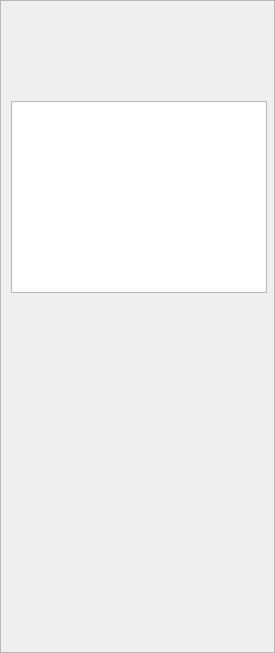
This is src/filtermenu.ui in mattykakes/qcvTouchUp as Qt 5 draws it before an edit. The edited form follows.
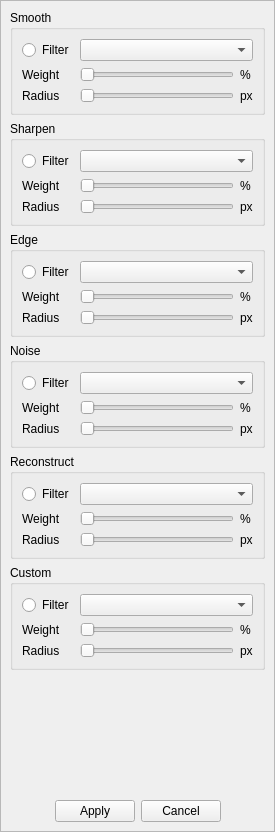
This is the edited form.

Commit message: initial organization of FilterMenu

What changed in the file:
```diff
--- a/src/filtermenu.ui
+++ b/src/filtermenu.ui
@@ -7,7 +7,7 @@
     <x>0</x>
     <y>0</y>
     <width>275</width>
-    <height>653</height>
+    <height>832</height>
    </rect>
   </property>
   <property name="sizePolicy">
@@ -16,9 +16,15 @@
     <verstretch>0</verstretch>
    </sizepolicy>
   </property>
-  <property name="maximumSize">
+  <property name="minimumSize">
    <size>
     <width>275</width>
+    <height>0</height>
+   </size>
+  </property>
+  <property name="maximumSize">
+   <size>
+    <width>16777215</width>
     <height>16777215</height>
    </size>
   </property>
@@ -34,19 +40,476 @@
      <x>0</x>
      <y>0</y>
      <width>273</width>
-     <height>651</height>
+     <height>830</height>
     </rect>
    </property>
-   <widget class="QTableView" name="tableView">
-    <property name="geometry">
-     <rect>
-      <x>10</x>
-      <y>100</y>
-      <width>256</width>
-      <height>192</height>
-     </rect>
-    </property>
-   </widget>
+   <layout class="QVBoxLayout" name="verticalLayout">
+    <item>
+     <widget class="QGroupBox" name="groupBox_Smooth">
+      <property name="title">
+       <string>Smooth</string>
+      </property>
+      <layout class="QGridLayout" name="gridLayout_3">
+       <item row="1" column="2">
+        <widget class="QLabel" name="label_7">
+         <property name="text">
+          <string>%</string>
+         </property>
+        </widget>
+       </item>
+       <item row="1" column="1">
+        <widget class="QSlider" name="horizontalSlider">
+         <property name="orientation">
+          <enum>Qt::Horizontal</enum>
+         </property>
+        </widget>
+       </item>
+       <item row="0" column="1" colspan="2">
+        <widget class="QComboBox" name="comboBox_Smooth">
+         <property name="sizePolicy">
+          <sizepolicy hsizetype="Expanding" vsizetype="Fixed">
+           <horstretch>0</horstretch>
+           <verstretch>0</verstretch>
+          </sizepolicy>
+         </property>
+        </widget>
+       </item>
+       <item row="1" column="0">
+        <widget class="QLabel" name="label">
+         <property name="text">
+          <string>Weight</string>
+         </property>
+        </widget>
+       </item>
+       <item row="0" column="0">
+        <widget class="QRadioButton" name="radioButton_SmoothEnable">
+         <property name="text">
+          <string>Filter</string>
+         </property>
+        </widget>
+       </item>
+       <item row="2" column="0">
+        <widget class="QLabel" name="label_9">
+         <property name="text">
+          <string>Radius</string>
+         </property>
+        </widget>
+       </item>
+       <item row="2" column="1">
+        <widget class="QSlider" name="horizontalSlider_4">
+         <property name="orientation">
+          <enum>Qt::Horizontal</enum>
+         </property>
+        </widget>
+       </item>
+       <item row="2" column="2">
+        <widget class="QLabel" name="label_10">
+         <property name="text">
+          <string>px</string>
+         </property>
+        </widget>
+       </item>
+      </layout>
+     </widget>
+    </item>
+    <item>
+     <widget class="QGroupBox" name="groupBox_4">
+      <property name="title">
+       <string>Sharpen</string>
+      </property>
+      <layout class="QGridLayout" name="gridLayout_4">
+       <item row="1" column="2">
+        <widget class="QLabel" name="label_8">
+         <property name="text">
+          <string>%</string>
+         </property>
+        </widget>
+       </item>
+       <item row="1" column="1">
+        <widget class="QSlider" name="horizontalSlider_2">
+         <property name="orientation">
+          <enum>Qt::Horizontal</enum>
+         </property>
+        </widget>
+       </item>
+       <item row="0" column="1" colspan="2">
+        <widget class="QComboBox" name="comboBox_4">
+         <property name="sizePolicy">
+          <sizepolicy hsizetype="Expanding" vsizetype="Fixed">
+           <horstretch>0</horstretch>
+           <verstretch>0</verstretch>
+          </sizepolicy>
+         </property>
+        </widget>
+       </item>
+       <item row="1" column="0">
+        <widget class="QLabel" name="label_4">
+         <property name="text">
+          <string>Weight</string>
+         </property>
+        </widget>
+       </item>
+       <item row="0" column="0">
+        <widget class="QRadioButton" name="radioButton_10">
+         <property name="text">
+          <string>Filter</string>
+         </property>
+        </widget>
+       </item>
+       <item row="2" column="0">
+        <widget class="QLabel" name="label_13">
+         <property name="text">
+          <string>Radius</string>
+         </property>
+        </widget>
+       </item>
+       <item row="2" column="1">
+        <widget class="QSlider" name="horizontalSlider_6">
+         <property name="orientation">
+          <enum>Qt::Horizontal</enum>
+         </property>
+        </widget>
+       </item>
+       <item row="2" column="2">
+        <widget class="QLabel" name="label_14">
+         <property name="text">
+          <string>px</string>
+         </property>
+        </widget>
+       </item>
+      </layout>
+     </widget>
+    </item>
+    <item>
+     <widget class="QGroupBox" name="groupBox_5">
+      <property name="title">
+       <string>Edge</string>
+      </property>
+      <layout class="QGridLayout" name="gridLayout_5">
+       <item row="1" column="2">
+        <widget class="QLabel" name="label_15">
+         <property name="text">
+          <string>%</string>
+         </property>
+        </widget>
+       </item>
+       <item row="1" column="1">
+        <widget class="QSlider" name="horizontalSlider_3">
+         <property name="orientation">
+          <enum>Qt::Horizontal</enum>
+         </property>
+        </widget>
+       </item>
+       <item row="0" column="1" colspan="2">
+        <widget class="QComboBox" name="comboBox_5">
+         <property name="sizePolicy">
+          <sizepolicy hsizetype="Expanding" vsizetype="Fixed">
+           <horstretch>0</horstretch>
+           <verstretch>0</verstretch>
+          </sizepolicy>
+         </property>
+        </widget>
+       </item>
+       <item row="1" column="0">
+        <widget class="QLabel" name="label_5">
+         <property name="text">
+          <string>Weight</string>
+         </property>
+        </widget>
+       </item>
+       <item row="0" column="0">
+        <widget class="QRadioButton" name="radioButton_11">
+         <property name="text">
+          <string>Filter</string>
+         </property>
+        </widget>
+       </item>
+       <item row="2" column="0">
+        <widget class="QLabel" name="label_16">
+         <property name="text">
+          <string>Radius</string>
+         </property>
+        </widget>
+       </item>
+       <item row="2" column="1">
+        <widget class="QSlider" name="horizontalSlider_7">
+         <property name="orientation">
+          <enum>Qt::Horizontal</enum>
+         </property>
+        </widget>
+       </item>
+       <item row="2" column="2">
+        <widget class="QLabel" name="label_17">
+         <property name="text">
+          <string>px</string>
+         </property>
+        </widget>
+       </item>
+      </layout>
+     </widget>
+    </item>
+    <item>
+     <widget class="QGroupBox" name="groupBox_6">
+      <property name="title">
+       <string>Noise</string>
+      </property>
+      <layout class="QGridLayout" name="gridLayout_6">
+       <item row="1" column="2">
+        <widget class="QLabel" name="label_18">
+         <property name="text">
+          <string>%</string>
+         </property>
+        </widget>
+       </item>
+       <item row="1" column="1">
+        <widget class="QSlider" name="horizontalSlider_8">
+         <property name="orientation">
+          <enum>Qt::Horizontal</enum>
+         </property>
+        </widget>
+       </item>
+       <item row="0" column="1" colspan="2">
+        <widget class="QComboBox" name="comboBox_6">
+         <property name="sizePolicy">
+          <sizepolicy hsizetype="Expanding" vsizetype="Fixed">
+           <horstretch>0</horstretch>
+           <verstretch>0</verstretch>
+          </sizepolicy>
+         </property>
+        </widget>
+       </item>
+       <item row="1" column="0">
+        <widget class="QLabel" name="label_6">
+         <property name="text">
+          <string>Weight</string>
+         </property>
+        </widget>
+       </item>
+       <item row="0" column="0">
+        <widget class="QRadioButton" name="radioButton_12">
+         <property name="text">
+          <string>Filter</string>
+         </property>
+        </widget>
+       </item>
+       <item row="2" column="0">
+        <widget class="QLabel" name="label_19">
+         <property name="text">
+          <string>Radius</string>
+         </property>
+        </widget>
+       </item>
+       <item row="2" column="1">
+        <widget class="QSlider" name="horizontalSlider_9">
+         <property name="orientation">
+          <enum>Qt::Horizontal</enum>
+         </property>
+        </widget>
+       </item>
+       <item row="2" column="2">
+        <widget class="QLabel" name="label_20">
+         <property name="text">
+          <string>px</string>
+         </property>
+        </widget>
+       </item>
+      </layout>
+     </widget>
+    </item>
+    <item>
+     <widget class="QGroupBox" name="groupBox_7">
+      <property name="title">
+       <string>Reconstruct</string>
+      </property>
+      <layout class="QGridLayout" name="gridLayout_7">
+       <item row="1" column="2">
+        <widget class="QLabel" name="label_21">
+         <property name="text">
+          <string>%</string>
+         </property>
+        </widget>
+       </item>
+       <item row="1" column="1">
+        <widget class="QSlider" name="horizontalSlider_10">
+         <property name="orientation">
+          <enum>Qt::Horizontal</enum>
+         </property>
+        </widget>
+       </item>
+       <item row="0" column="1" colspan="2">
+        <widget class="QComboBox" name="comboBox_7">
+         <property name="sizePolicy">
+          <sizepolicy hsizetype="Expanding" vsizetype="Fixed">
+           <horstretch>0</horstretch>
+           <verstretch>0</verstretch>
+          </sizepolicy>
+         </property>
+        </widget>
+       </item>
+       <item row="1" column="0">
+        <widget class="QLabel" name="label_22">
+         <property name="text">
+          <string>Weight</string>
+         </property>
+        </widget>
+       </item>
+       <item row="0" column="0">
+        <widget class="QRadioButton" name="radioButton_13">
+         <property name="text">
+          <string>Filter</string>
+         </property>
+        </widget>
+       </item>
+       <item row="2" column="0">
+        <widget class="QLabel" name="label_23">
+         <property name="text">
+          <string>Radius</string>
+         </property>
+        </widget>
+       </item>
+       <item row="2" column="1">
+        <widget class="QSlider" name="horizontalSlider_11">
+         <property name="orientation">
+          <enum>Qt::Horizontal</enum>
+         </property>
+        </widget>
+       </item>
+       <item row="2" column="2">
+        <widget class="QLabel" name="label_24">
+         <property name="text">
+          <string>px</string>
+         </property>
+        </widget>
+       </item>
+      </layout>
+     </widget>
+    </item>
+    <item>
+     <widget class="QGroupBox" name="groupBox_8">
+      <property name="title">
+       <string>Custom</string>
+      </property>
+      <layout class="QGridLayout" name="gridLayout_8">
+       <item row="1" column="2">
+        <widget class="QLabel" name="label_25">
+         <property name="text">
+          <string>%</string>
+         </property>
+        </widget>
+       </item>
+       <item row="1" column="1">
+        <widget class="QSlider" name="horizontalSlider_12">
+         <property name="orientation">
+          <enum>Qt::Horizontal</enum>
+         </property>
+        </widget>
+       </item>
+       <item row="0" column="1" colspan="2">
+        <widget class="QComboBox" name="comboBox_8">
+         <property name="sizePolicy">
+          <sizepolicy hsizetype="Expanding" vsizetype="Fixed">
+           <horstretch>0</horstretch>
+           <verstretch>0</verstretch>
+          </sizepolicy>
+         </property>
+        </widget>
+       </item>
+       <item row="1" column="0">
+        <widget class="QLabel" name="label_26">
+         <property name="text">
+          <string>Weight</string>
+         </property>
+        </widget>
+       </item>
+       <item row="0" column="0">
+        <widget class="QRadioButton" name="radioButton_14">
+         <property name="text">
+          <string>Filter</string>
+         </property>
+        </widget>
+       </item>
+       <item row="2" column="0">
+        <widget class="QLabel" name="label_27">
+         <property name="text">
+          <string>Radius</string>
+         </property>
+        </widget>
+       </item>
+       <item row="2" column="1">
+        <widget class="QSlider" name="horizontalSlider_13">
+         <property name="orientation">
+          <enum>Qt::Horizontal</enum>
+         </property>
+        </widget>
+       </item>
+       <item row="2" column="2">
+        <widget class="QLabel" name="label_28">
+         <property name="text">
+          <string>px</string>
+         </property>
+        </widget>
+       </item>
+      </layout>
+     </widget>
+    </item>
+    <item>
+     <spacer name="verticalSpacer_4">
+      <property name="orientation">
+       <enum>Qt::Vertical</enum>
+      </property>
+      <property name="sizeHint" stdset="0">
+       <size>
+        <width>20</width>
+        <height>40</height>
+       </size>
+      </property>
+     </spacer>
+    </item>
+    <item>
+     <layout class="QHBoxLayout" name="horizontalLayout_2">
+      <item>
+       <spacer name="horizontalSpacer">
+        <property name="orientation">
+         <enum>Qt::Horizontal</enum>
+        </property>
+        <property name="sizeHint" stdset="0">
+         <size>
+          <width>40</width>
+          <height>20</height>
+         </size>
+        </property>
+       </spacer>
+      </item>
+      <item>
+       <widget class="QPushButton" name="pushButton_Apply">
+        <property name="text">
+         <string>Apply</string>
+        </property>
+       </widget>
+      </item>
+      <item>
+       <widget class="QPushButton" name="pushButton_2">
+        <property name="text">
+         <string>Cancel</string>
+        </property>
+       </widget>
+      </item>
+      <item>
+       <spacer name="horizontalSpacer_2">
+        <property name="orientation">
+         <enum>Qt::Horizontal</enum>
+        </property>
+        <property name="sizeHint" stdset="0">
+         <size>
+          <width>40</width>
+          <height>20</height>
+         </size>
+        </property>
+       </spacer>
+      </item>
+     </layout>
+    </item>
+   </layout>
   </widget>
  </widget>
  <resources/>
```
The commit also changes 4 other files.
